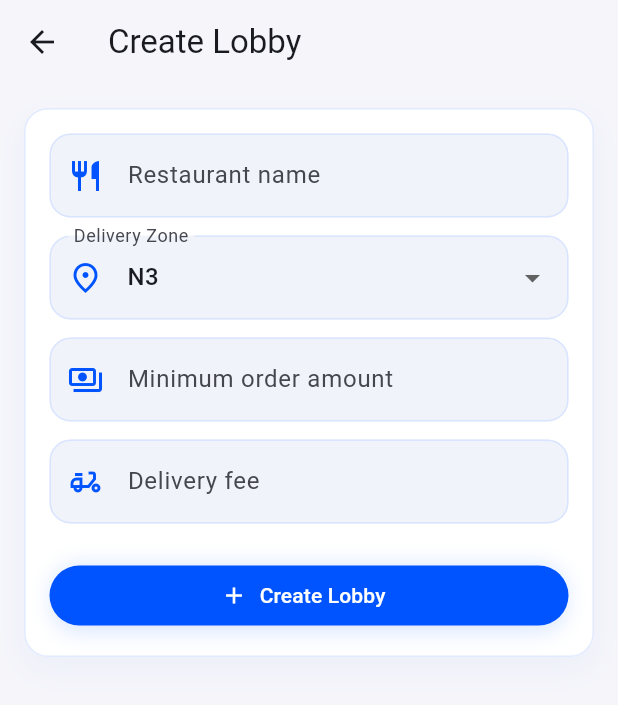
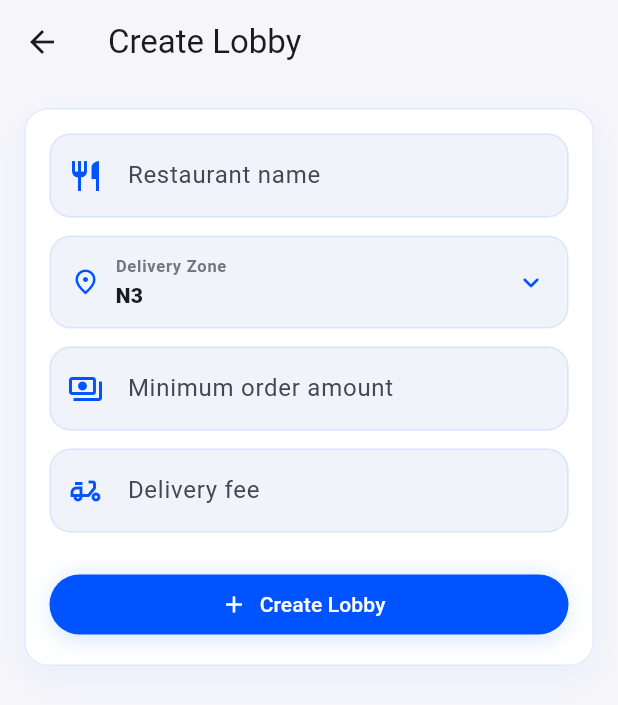
Before and after one commit to a11cho/Buddies, a Flutter app: the CreateLobbyScreen screen opened by its route, on a phone screen of 412 x 824 dp. Shown: the top 705 px of the screen. Run offline on Flutter 3.47's test engine with Material 3 defaults, Android fonts, the phone set to English and light mode, and no system bars; our stand-ins replace image_picker; missing offline and left inert: dart:html; network calls fail.

Commit message:
UX/UI imp 1

```diff
--- a/mobile/lib/screens/lobby/create_lobby_screen.dart
+++ b/mobile/lib/screens/lobby/create_lobby_screen.dart
@@ -5,6 +5,7 @@ import '../../core/enums.dart';
 import '../../core/service_registry.dart';
 import '../../services/lobby_service.dart';
 import '../../widgets/app_scaffold.dart';
+import '../../widgets/buddies_select_field.dart';
 import '../../widgets/buddies_style.dart';
 import '../../widgets/primary_button.dart';
 import '../../widgets/text_input_field.dart';
@@ -54,23 +55,16 @@ class _CreateLobbyScreenState extends State<CreateLobbyScreen> {
                     prefixIcon: Icons.restaurant_outlined,
                   ),
                   const SizedBox(height: 12),
-                  DropdownButtonFormField<String>(
-                    initialValue: _selectedDeliveryZone,
-                    decoration: const InputDecoration(
-                      labelText: 'Delivery Zone',
-                      prefixIcon: Icon(Icons.place_outlined),
-                    ),
-                    items: [
+                  BuddiesSelectField<String>(
+                    label: 'Delivery Zone',
+                    value: _selectedDeliveryZone,
+                    valueLabel: _selectedDeliveryZone,
+                    prefixIcon: Icons.place_outlined,
+                    options: [
                       for (final zone in DeliveryZone.values)
-                        DropdownMenuItem(
-                          value: zone,
-                          child: Text(zone),
-                        ),
+                        BuddiesSelectOption(value: zone, label: zone),
                     ],
                     onChanged: (value) {
-                      if (value == null) {
-                        return;
-                      }
                       setState(() {
                         _selectedDeliveryZone = value;
                       });
--- /dev/null
+++ b/mobile/lib/widgets/buddies_select_field.dart
@@ -0,0 +1,195 @@
+import 'package:flutter/material.dart';
+
+import '../core/app_colors.dart';
+
+class BuddiesSelectOption<T> {
+  const BuddiesSelectOption({
+    required this.value,
+    required this.label,
+  });
+
+  final T value;
+  final String label;
+}
+
+class BuddiesSelectField<T> extends StatelessWidget {
+  const BuddiesSelectField({
+    required this.label,
+    required this.value,
+    required this.valueLabel,
+    required this.options,
+    required this.onChanged,
+    this.prefixIcon,
+    this.dense = false,
+    this.enabled = true,
+    super.key,
+  });
+
+  final String label;
+  final T value;
+  final String valueLabel;
+  final List<BuddiesSelectOption<T>> options;
+  final ValueChanged<T> onChanged;
+  final IconData? prefixIcon;
+  final bool dense;
+  final bool enabled;
+
+  @override
+  Widget build(BuildContext context) {
+    final colorScheme = Theme.of(context).colorScheme;
+
+    return Material(
+      color:
+          enabled ? AppColors.inputFill : colorScheme.surfaceContainerHighest,
+      shape: RoundedRectangleBorder(
+        borderRadius: BorderRadius.circular(14),
+        side: BorderSide(
+          color: enabled ? AppColors.inputBorder : colorScheme.outlineVariant,
+        ),
+      ),
+      clipBehavior: Clip.antiAlias,
+      child: InkWell(
+        onTap: enabled ? () => _openOptions(context) : null,
+        child: Padding(
+          padding: EdgeInsets.symmetric(
+            horizontal: dense ? 12 : 14,
+            vertical: dense ? 9 : 12,
+          ),
+          child: Row(
+            children: [
+              if (prefixIcon != null) ...[
+                Icon(
+                  prefixIcon,
+                  size: dense ? 18 : 20,
+                  color: AppColors.primaryBlue,
+                ),
+                const SizedBox(width: 10),
+              ],
+              Expanded(
+                child: Column(
+                  crossAxisAlignment: CrossAxisAlignment.start,
+                  mainAxisSize: MainAxisSize.min,
+                  children: [
+                    Text(
+                      label,
+                      maxLines: 1,
+                      overflow: TextOverflow.ellipsis,
+                      style: Theme.of(context).textTheme.labelSmall?.copyWith(
+                            color: colorScheme.outline,
+                            fontWeight: FontWeight.w700,
+                          ),
+                    ),
+                    const SizedBox(height: 2),
+                    Text(
+                      valueLabel,
+                      maxLines: 1,
+                      overflow: TextOverflow.ellipsis,
+                      style: Theme.of(context).textTheme.bodyMedium?.copyWith(
+                            fontWeight: FontWeight.w800,
+                          ),
+                    ),
+                  ],
+                ),
+              ),
+              const SizedBox(width: 8),
+              const Icon(
+                Icons.keyboard_arrow_down_rounded,
+                size: 22,
+                color: AppColors.primaryBlue,
+              ),
+            ],
+          ),
+        ),
+      ),
+    );
+  }
+
+  Future<void> _openOptions(BuildContext context) async {
+    final selected = await showModalBottomSheet<T>(
+      context: context,
+      backgroundColor: Colors.white,
+      showDragHandle: true,
+      builder: (context) {
+        return SafeArea(
+          child: Padding(
+            padding: const EdgeInsets.fromLTRB(16, 0, 16, 16),
+            child: Column(
+              mainAxisSize: MainAxisSize.min,
+              crossAxisAlignment: CrossAxisAlignment.stretch,
+              children: [
+                Text(
+                  label,
+                  style: Theme.of(context).textTheme.titleMedium?.copyWith(
+                        fontWeight: FontWeight.w800,
+                      ),
+                ),
+                const SizedBox(height: 10),
+                for (final option in options)
+                  Padding(
+                    padding: const EdgeInsets.only(bottom: 8),
+                    child: _BuddiesSelectOptionRow<T>(
+                      option: option,
+                      isSelected: option.value == value,
+                    ),
+                  ),
+              ],
+            ),
+          ),
+        );
+      },
+    );
+
+    if (selected != null && selected != value) {
+      onChanged(selected);
+    }
+  }
+}
+
+class _BuddiesSelectOptionRow<T> extends StatelessWidget {
+  const _BuddiesSelectOptionRow({
+    required this.option,
+    required this.isSelected,
+  });
+
+  final BuddiesSelectOption<T> option;
+  final bool isSelected;
+
+  @override
+  Widget build(BuildContext context) {
+    return Material(
+      color: isSelected ? AppColors.softBlue : AppColors.inputFill,
+      shape: RoundedRectangleBorder(
+        borderRadius: BorderRadius.circular(14),
+        side: BorderSide(
+          color: isSelected ? AppColors.primaryBlue : AppColors.inputBorder,
+        ),
+      ),
+      clipBehavior: Clip.antiAlias,
+      child: InkWell(
+        onTap: () => Navigator.pop(context, option.value),
+        child: Padding(
+          padding: const EdgeInsets.symmetric(horizontal: 14, vertical: 13),
+          child: Row(
+            children: [
+              Icon(
+                isSelected ? Icons.check_circle_rounded : Icons.circle_outlined,
+                size: 20,
+                color: isSelected ? AppColors.primaryBlue : Colors.black38,
+              ),
+              const SizedBox(width: 12),
+              Expanded(
+                child: Text(
+                  option.label,
+                  style: Theme.of(context).textTheme.bodyMedium?.copyWith(
+                        fontWeight:
+                            isSelected ? FontWeight.w800 : FontWeight.w600,
+                      ),
+                ),
+              ),
+            ],
+          ),
+        ),
+      ),
+    );
+  }
+}
```
Also changed, not shown: mobile/lib/screens/auth/login_screen.dart (+13 -10 lines), mobile/lib/screens/lobby/lobby_detail_screen.dart (+56 -10 lines), mobile/lib/screens/lobby/lobby_list_screen.dart (+13 -16 lines), mobile/lib/screens/profile/rating_dialog.dart (+46 -12 lines).
